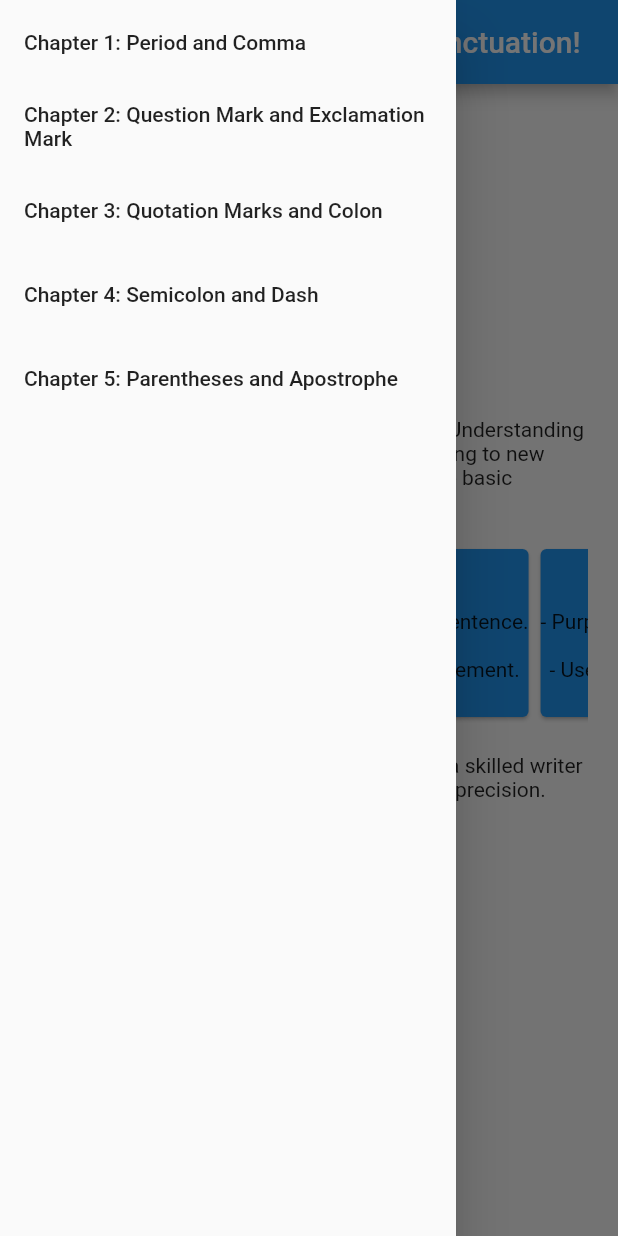
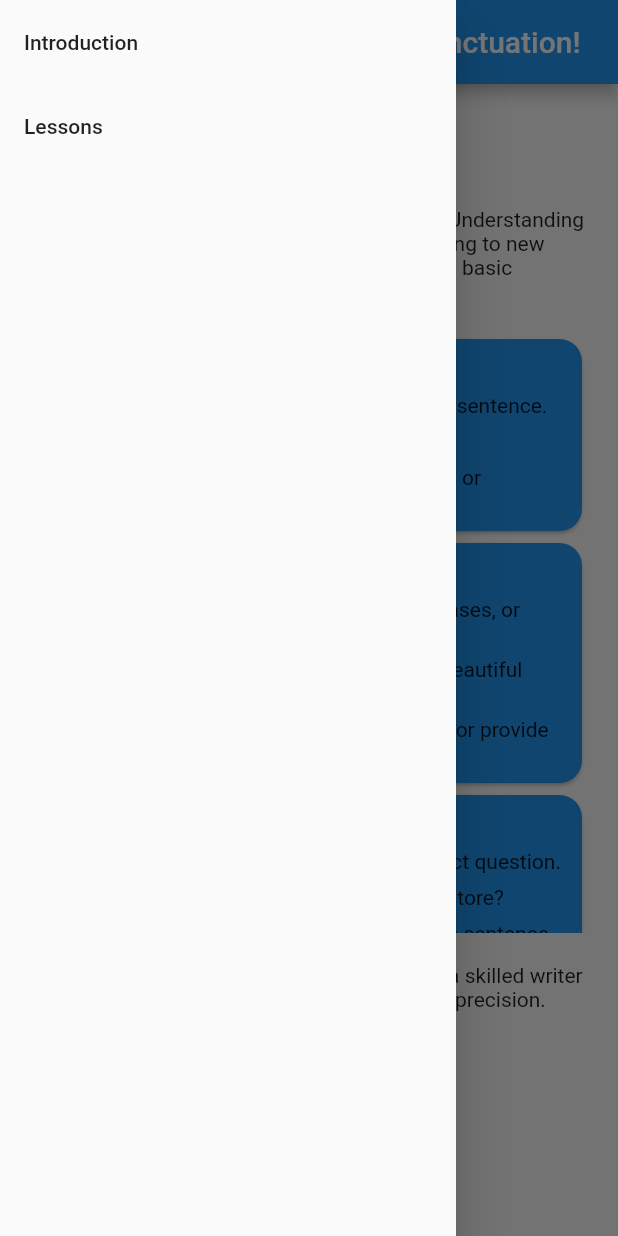
Before and after one commit to jamal-o/punc_quest, a Flutter app: the PunctuationIntroScreen screen opened by its route, with the side drawer open, on a phone screen of 412 x 824 dp. Run offline on Flutter 3.47's test engine with Material 2 defaults, Android fonts, the phone set to English and light mode, and no system bars; our stand-ins replace go_router.

Commit message:
completed introduction page

```diff
--- a/lib/navigation_and_state/navigation.dart
+++ b/lib/navigation_and_state/navigation.dart
@@ -7,20 +7,11 @@ import 'package:punc_quest/constants.dart';
 import 'package:punc_quest/screens/screens.dart';
 
 class AppRouter extends ChangeNotifier {
-  static Drawer nav = Drawer(
-    child: ListView.builder(
-      itemCount: chapters.length,
-      itemBuilder: (context, index) {
-        return ListTile(
-          title: Text(chapters[index].chapterTitle),
-        );
-      },
-    ),
-  );
-
+  static var nav = NavDrawer();
   final GoRouter router = GoRouter(
     debugLogDiagnostics: true,
-    //TODO: add refresh Listnebale
+    //TODO: add refresh Listenable
+
     // initialLocation: '/',
     initialLocation: '/$lessonsScreen/period',
     routes: [
@@ -56,7 +47,7 @@ class AppRouter extends ChangeNotifier {
       switch (state.error) {
         default:
           return Scaffold(
-            drawer: nav,
+            drawer: Drawer(),
             body: Column(
               mainAxisAlignment: MainAxisAlignment.center,
               children: [
@@ -108,3 +99,26 @@ const chapters = <Chapter>[
     path: '',
   ),
 ];
+
+class NavDrawer extends StatelessWidget {
+  @override
+  Widget build(BuildContext context) {
+    return Drawer(
+        child: ListView(
+      children: [
+        ListTile(
+          title: Text('Introduction'),
+          onTap: () => Provider.of<AppRouter>(context, listen: false)
+              .router
+              .goNamed(punctuationMarksScreen),
+        ),
+        ListTile(
+          title: Text('Lessons'),
+          onTap: () => Provider.of<AppRouter>(context, listen: false)
+              .router
+              .goNamed(lessonsScreen),
+        ),
+      ],
+    ));
+  }
+}
--- a/lib/screens/chapters_screen.dart
+++ b/lib/screens/chapters_screen.dart
@@ -1,7 +1,6 @@
 import 'package:flutter/material.dart';
 import 'package:provider/provider.dart';
 import 'package:punc_quest/constants.dart';
-import 'package:punc_quest/models/lesson_model.dart';
 import 'package:punc_quest/navigation_and_state/navigation.dart';
 
 class ChaptersScreen extends StatelessWidget {
--- a/lib/screens/punctuation_intro_screen.dart
+++ b/lib/screens/punctuation_intro_screen.dart
@@ -14,7 +14,7 @@ class PunctuationIntroScreen extends StatelessWidget {
         mainAxisAlignment: MainAxisAlignment.center,
         children: const [
           Text(
-            'Period (.)',
+            'Periods (.)',
             style: TextStyle(
               fontWeight: FontWeight.bold,
             ),
@@ -46,15 +46,60 @@ class PunctuationIntroScreen extends StatelessWidget {
             ),
             const SizedBox(height: 20.0),
             SizedBox(
-              height: 120,
-              child: ListView(
-                scrollDirection: Axis.horizontal,
+              height: 400,
+
+              child: ListView.builder(
+                scrollDirection: Axis.vertical,
                 shrinkWrap: true,
-                children: [
-                  period,
-                  period,
-                ],
+                itemCount: basic.length,
+                itemBuilder: (context, index) {
+                  return Card(
+                    shape: RoundedRectangleBorder(
+                      borderRadius: BorderRadius.circular(15),
+                    ),
+                    color: Colors.blue,
+                    child: Padding(
+                      padding: const EdgeInsets.all(12.0),
+                      child: Column(
+                          mainAxisAlignment: MainAxisAlignment.center,
+                          children: [
+                            Text(
+                              basic[index]['title']!.toUpperCase(),
+                              style: TextStyle(
+                                fontWeight: FontWeight.bold,
+                              ),
+                            ),
+                            SizedBox(
+                              height: 8,
+                            ),
+                            Text(
+                              'Purpose:${basic[index]['purpose']!}',
+                            ),
+                            SizedBox(
+                              height: 8,
+                            ),
+                            Text(
+                              'Example: ${basic[index]['example']!}',
+                            ),
+                            SizedBox(
+                              height: 8,
+                            ),
+                            Text(
+                              'Usage: ${basic[index]['usage']}',
+                            ),
+                          ]),
+                    ),
+                  );
+                },
               ),
+              // child: ListView(
+              //   scrollDirection: Axis.horizontal,
+              //   shrinkWrap: true,
+              //   children: [
+              //     period,
+              //     period,
+              //   ],
+              // ),
             ),
             const SizedBox(height: 20.0),
             const Text(
@@ -76,3 +121,73 @@ class PunctuationIntroScreen extends StatelessWidget {
     );
   }
 }
+
+var basic = [
+  {
+    'title': 'period',
+    "purpose": "The period signifies the end of a sentence.",
+    "example": "I love to read.",
+    "usage": "Use it to convey a complete thought or statement."
+  },
+  {
+    'title': "comma",
+    "purpose":
+        "The comma separates words, phrases, or clauses within a sentence.",
+    "example": "She walked slowly, enjoying the beautiful scenery.",
+    "usage":
+        "Use it to indicate pauses, list items, or provide additional information."
+  },
+  {
+    'title': "questionMark",
+    "purpose": "The question mark denotes a direct question.",
+    "example": "Where is the nearest bookstore?",
+    "usage": "Use it at the end of an interrogative sentence."
+  },
+  {
+    'title': "exclamationMark",
+    "purpose":
+        "The exclamation mark expresses strong emotions or exclamatory statements.",
+    "example": "What an incredible performance!",
+    "usage": "Use it to convey excitement, surprise, or urgency."
+  },
+  {
+    'title': "quotationMarks",
+    "purpose": "Quotation marks enclose direct speech or a quote.",
+    "example": 'He said, "I\'ll be there soon."',
+    "usage": "Use them to indicate dialogue or to cite someone's exact words."
+  },
+  {
+    'title': "colon",
+    "purpose": "The colon introduces a list, explanation, or example.",
+    "example":
+        "Please bring the following items: a pen, notebook, and calculator.",
+    "usage": "Use it to signal a forthcoming explanation or list."
+  },
+  {
+    'title': "semicolon",
+    "purpose":
+        "The semicolon connects two closely related independent clauses.",
+    "example": "I love to write; it's my passion.",
+    "usage": "Use it instead of a period to link related thoughts."
+  },
+  {
+    'title': "dash",
+    "purpose":
+        "The dash indicates a pause or emphasizes a phrase within a sentence.",
+    "example": "She was hesitant - uncertain of her decision.",
+    "usage":
+        "Use it to provide emphasis, interruption, or create a dramatic effect."
+  },
+  {
+    'title': "parentheses",
+    "purpose": "Parentheses enclose additional information or clarification.",
+    "example": "He loves reading (especially fantasy novels).",
+    "usage": "Use them to include non-essential information or explanations."
+  },
+  {
+    'title': "apostrophe",
+    "purpose": "The apostrophe indicates possession or contraction.",
+    "example": "Sara's book or can't (short for cannot)",
+    "usage": "Use it to indicate possession or contraction."
+  }
+];
```
